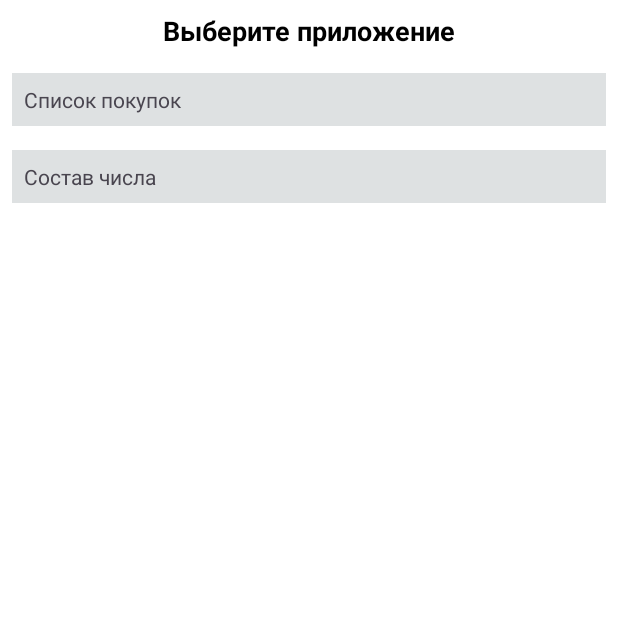
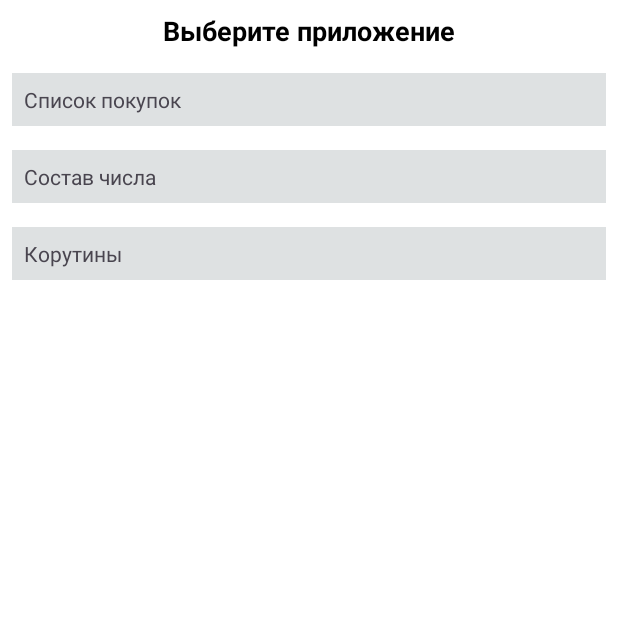
Before and after one commit to wowus94/AndroidCourseStepik, an Android app: the screen it shows after launch (MainActivity), on a phone screen of 412 x 824 dp, the top half of it. Run offline under Robolectric (Android 15) with nearby library versions, the phone set to English and light mode, and no system bars.

Commit message:
Add coroutine app

```diff
--- a/app/src/main/AndroidManifest.xml
+++ b/app/src/main/AndroidManifest.xml
@@ -12,6 +12,9 @@
         android:supportsRtl="true"
         android:theme="@style/Theme.AndroidCourseStepik"
         tools:targetApi="31">
+        <activity
+            android:name=".coroutine_app.MainCoroutineActivity"
+            android:exported="false" />
         <activity
             android:name=".the_number.presentation.MainNumberActivity"
             android:exported="false"
--- a/app/src/main/java/ru/vlyashuk/androidcoursestepik/MainActivity.kt
+++ b/app/src/main/java/ru/vlyashuk/androidcoursestepik/MainActivity.kt
@@ -6,6 +6,7 @@ import androidx.activity.enableEdgeToEdge
 import androidx.appcompat.app.AppCompatActivity
 import androidx.core.view.ViewCompat
 import androidx.core.view.WindowInsetsCompat
+import ru.vlyashuk.androidcoursestepik.coroutine_app.MainCoroutineActivity
 import ru.vlyashuk.androidcoursestepik.databinding.ActivityMainBinding
 import ru.vlyashuk.androidcoursestepik.shopping_list.presentation.ShoppingListActivity
 import ru.vlyashuk.androidcoursestepik.the_number.presentation.MainNumberActivity
@@ -36,6 +37,11 @@ class MainActivity : AppCompatActivity() {
                 val navigate = Intent(this@MainActivity, MainNumberActivity::class.java)
                 startActivity(navigate)
             }
+
+            coroutineApp.setOnClickListener {
+                val navigate = Intent(this@MainActivity, MainCoroutineActivity::class.java)
+                startActivity(navigate)
+            }
         }
 
 
--- a/app/src/main/res/layout/activity_main.xml
+++ b/app/src/main/res/layout/activity_main.xml
@@ -28,7 +28,7 @@
         android:layout_width="match_parent"
         android:layout_height="wrap_content"
         android:layout_margin="@dimen/margin_8dp"
-        android:background="#DEE1E2"
+        android:background="@color/background_color_gray"
         android:padding="@dimen/padding_8dp"
         android:text="@string/shopping_list"
         app:layout_constraintBottom_toBottomOf="parent"
@@ -41,7 +41,7 @@
         android:layout_width="match_parent"
         android:layout_height="wrap_content"
         android:layout_margin="@dimen/margin_8dp"
-        android:background="#DEE1E2"
+        android:background="@color/background_color_gray"
         android:padding="@dimen/padding_8dp"
         android:text="@string/the_number"
         app:layout_constraintBottom_toBottomOf="parent"
@@ -49,4 +49,17 @@
         app:layout_constraintStart_toStartOf="parent"
         app:layout_constraintTop_toTopOf="parent" />
 
+    <TextView
+        android:id="@+id/coroutineApp"
+        android:layout_width="match_parent"
+        android:layout_height="wrap_content"
+        android:layout_margin="@dimen/margin_8dp"
+        android:background="@color/background_color_gray"
+        android:padding="@dimen/padding_8dp"
+        android:text="@string/coroutine"
+        app:layout_constraintBottom_toBottomOf="parent"
+        app:layout_constraintEnd_toEndOf="parent"
+        app:layout_constraintStart_toStartOf="parent"
+        app:layout_constraintTop_toTopOf="parent" />
+
 </LinearLayout>
--- a/app/src/main/res/values/colors.xml
+++ b/app/src/main/res/values/colors.xml
@@ -8,4 +8,5 @@
     <color name="background_color">#7FCDF76F</color>
     <color name="main_color">#673AB7</color>
     <color name="question_background_color">#992667</color>
+    <color name="background_color_gray">#DEE1E2</color>
 </resources>
```
Also changed, not shown: app/src/main/java/ru/vlyashuk/androidcoursestepik/coroutine_app/MainCoroutineActivity.kt (added, +58 -0 lines), app/src/main/res/layout/activity_main_coroutine.xml (added, +63 -0 lines), app/src/main/res/values/strings.xml (+7 -0 lines), 1 other file.
